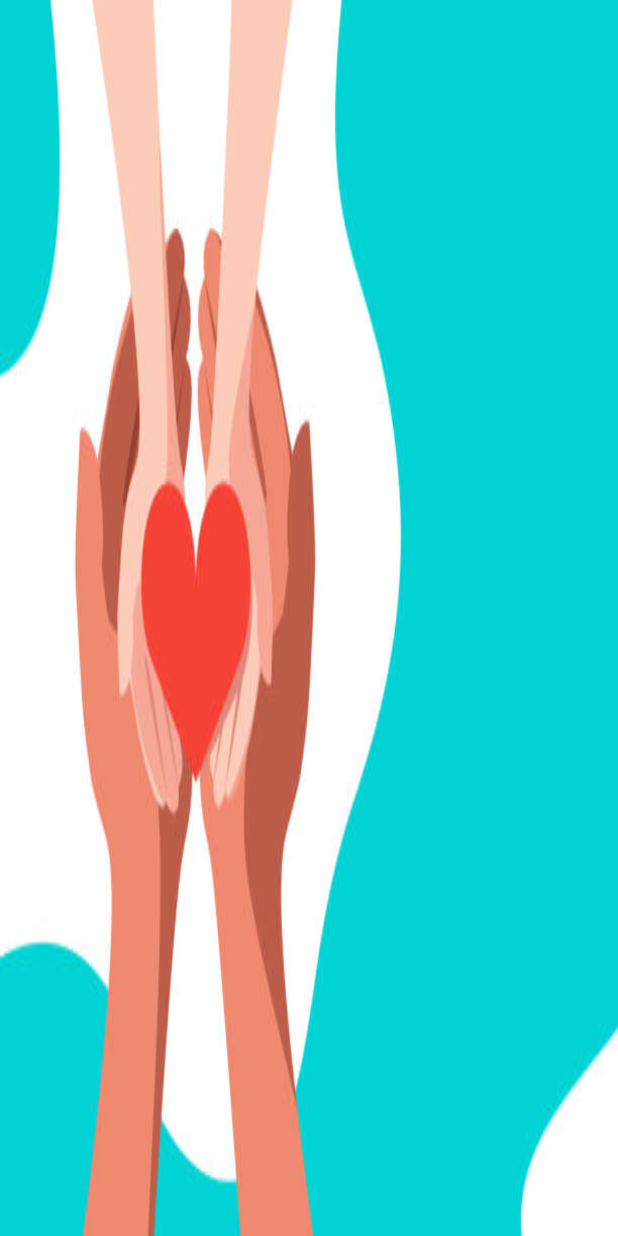
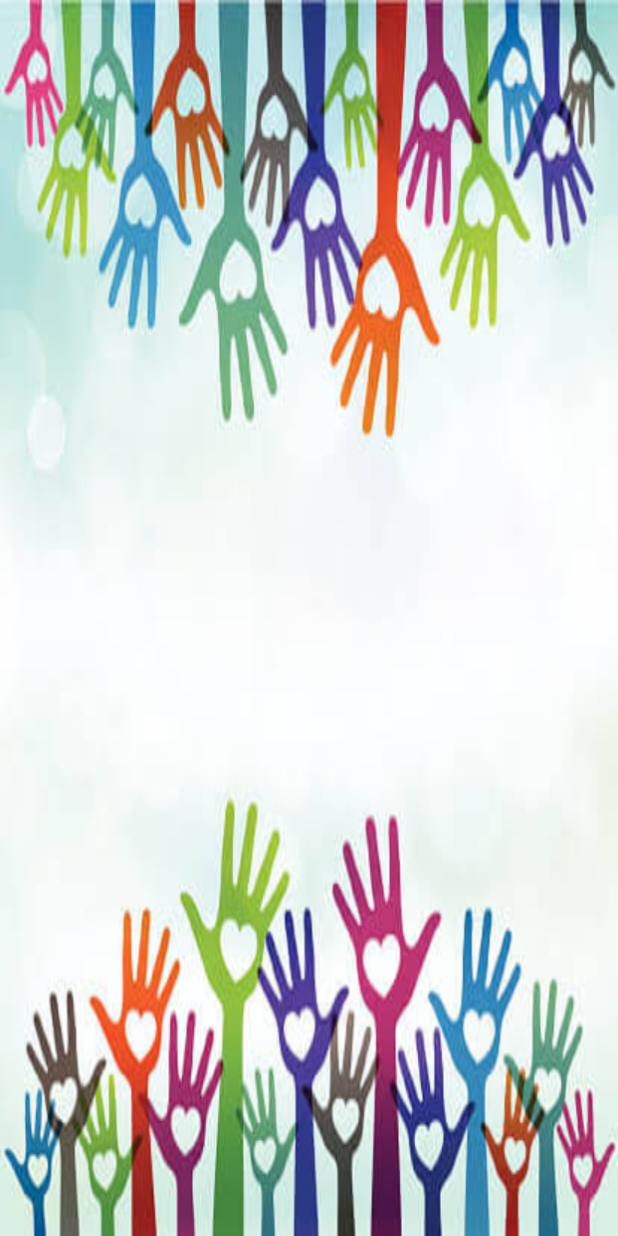
Before and after one commit to Raquel9988/lend-a-hand, an Android app: the DonateActivity screen opened directly, with no data from a screen before it, on a phone screen of 412 x 824 dp. Run offline under Robolectric (Android 15) with nearby library versions, the phone set to English and light mode, and no system bars.

Commit message:
Changing backgounf

```diff
--- a/src/main/res/layout/activity_donate.xml
+++ b/src/main/res/layout/activity_donate.xml
@@ -5,7 +5,7 @@
     android:id="@+id/main"
     android:layout_width="match_parent"
     android:layout_height="match_parent"
-    android:background="@drawable/background3"
+    android:background="@drawable/colourshearts"
     tools:context=".DonateActivity">
 
 </androidx.constraintlayout.widget.ConstraintLayout>
--- a/src/main/res/layout/activity_home_acitivty.xml
+++ b/src/main/res/layout/activity_home_acitivty.xml
@@ -5,7 +5,7 @@
     android:id="@+id/main"
     android:layout_width="match_parent"
     android:layout_height="match_parent"
-    android:background="@drawable/background3"
+    android:background="@drawable/redheart"
     tools:context=".HomeActivity">
 
     <TextView
--- a/src/main/res/layout/activity_leader_board.xml
+++ b/src/main/res/layout/activity_leader_board.xml
@@ -5,7 +5,7 @@
     android:id="@+id/main"
     android:layout_width="match_parent"
     android:layout_height="match_parent"
-    android:background="@drawable/background3"
+    android:background="@drawable/colourshearts"
     tools:context=".LeaderBoardActivity">
 
 </androidx.constraintlayout.widget.ConstraintLayout>
--- a/src/main/res/layout/activity_match.xml
+++ b/src/main/res/layout/activity_match.xml
@@ -5,7 +5,7 @@
     android:id="@+id/main"
     android:layout_width="match_parent"
     android:layout_height="match_parent"
-    android:background="@drawable/background3"
+    android:background="@drawable/colourshearts"
     tools:context=".MatchActivity">
 
 </androidx.constraintlayout.widget.ConstraintLayout>
--- a/src/main/res/layout/activity_request.xml
+++ b/src/main/res/layout/activity_request.xml
@@ -5,7 +5,7 @@
     android:id="@+id/main"
     android:layout_width="match_parent"
     android:layout_height="match_parent"
-    android:background="@drawable/background3"
+    android:background="@drawable/colourshearts"
     tools:context=".RequestActivity">
 
 </androidx.constraintlayout.widget.ConstraintLayout>
--- a/src/main/res/layout/activity_update.xml
+++ b/src/main/res/layout/activity_update.xml
@@ -6,7 +6,7 @@
     android:id="@+id/main"
     android:layout_width="match_parent"
     android:layout_height="match_parent"
-    android:background="@drawable/background3"
+    android:background="@drawable/colourshearts"
     tools:context=".UpdateActivity">
 
   </androidx.constraintlayout.widget.ConstraintLayout>
```
